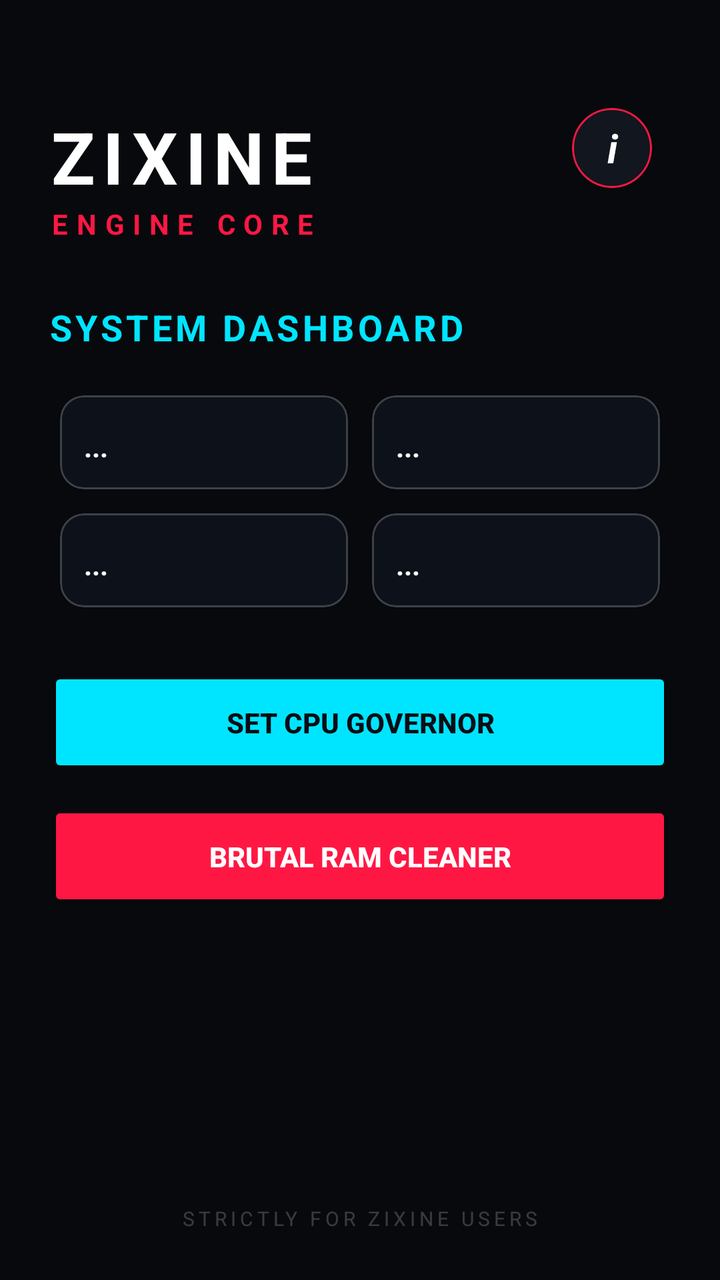
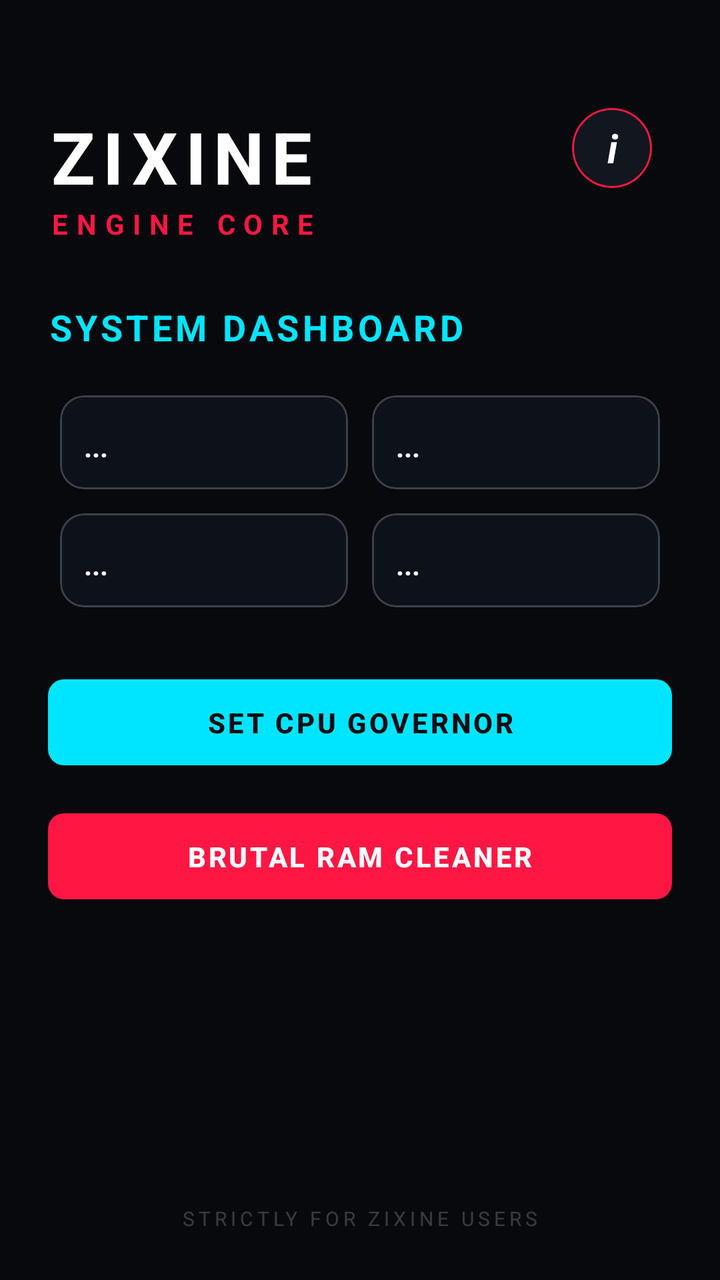

Compare the two renders of this Android layout. The source of the first and the diff that turns it into the second are given below.
<!-- AndroidManifest.xml: application theme Theme.MaterialComponents.DayNight.NoActionBar -->
<!-- res/layout/activity_main.xml -->
<?xml version="1.0" encoding="utf-8"?>
<RelativeLayout xmlns:android="http://schemas.android.com/apk/res/android"
    xmlns:app="http://schemas.android.com/apk/res-auto"
    android:layout_width="match_parent"
    android:layout_height="match_parent"
    android:background="#07090D"
    android:padding="24dp">

    <com.google.android.material.card.MaterialCardView
        android:id="@+id/btn_info"
        android:layout_width="40dp"
        android:layout_height="40dp"
        android:layout_alignParentTop="true"
        android:layout_alignParentEnd="true"
        android:layout_marginTop="30dp"
        android:layout_marginEnd="10dp"
        android:clickable="true"
        android:focusable="true"
        app:cardBackgroundColor="#12161F"
        app:cardCornerRadius="20dp"
        app:strokeColor="#FF1744"
        app:strokeWidth="1dp">
        <TextView
            android:layout_width="match_parent"
            android:layout_height="match_parent"
            android:text="i"
            android:textColor="#FFFFFF"
            android:textSize="20sp"
            android:textStyle="bold|italic"
            android:gravity="center"/>
    </com.google.android.material.card.MaterialCardView>

    <LinearLayout
        android:id="@+id/header"
        android:layout_width="wrap_content"
        android:layout_height="wrap_content"
        android:orientation="vertical"
        android:layout_marginTop="30dp">
        <TextView
            android:layout_width="wrap_content"
            android:layout_height="wrap_content"
            android:text="ZIXINE"
            android:textColor="#FFFFFF"
            android:textSize="36sp"
            android:textStyle="bold"
            android:letterSpacing="0.1"/>
        <TextView
            android:layout_width="wrap_content"
            android:layout_height="wrap_content"
            android:text="ENGINE CORE"
            android:textColor="#FF1744"
            android:textSize="14sp"
            android:textStyle="bold"
            android:letterSpacing="0.3"/>
    </LinearLayout>

    <com.google.android.material.card.MaterialCardView
        android:id="@+id/layout_locked"
        android:layout_width="match_parent"
        android:layout_height="wrap_content"
        android:layout_centerInParent="true"
        app:cardBackgroundColor="#0D111A"
        app:cardCornerRadius="16dp"
        app:strokeColor="#33FF1744"
        app:strokeWidth="1dp"
        android:visibility="gone">

        <LinearLayout
            android:layout_width="match_parent"
            android:layout_height="wrap_content"
            android:orientation="vertical"
            android:padding="24dp">

            <TextView
                android:layout_width="match_parent"
                android:layout_height="wrap_content"
                android:text="RESTRICTED AREA"
                android:textColor="#FF1744"
                android:textSize="16sp"
                android:textStyle="bold"
                android:gravity="center"
                android:letterSpacing="0.2"/>

            <EditText
                android:id="@+id/input_code"
                android:layout_width="match_parent"
                android:layout_height="50dp"
                android:layout_marginTop="20dp"
                android:hint="Enter Passkey"
                android:textColorHint="#44FFFFFF"
                android:textColor="#FFFFFF"
                android:inputType="numberPassword"
                android:gravity="center"
                android:backgroundTint="#FF1744"
                android:textSize="18sp"
                android:letterSpacing="0.3"/>
                
            <Button
                android:id="@+id/btn_unlock"
                android:layout_width="match_parent"
                android:layout_height="55dp"
                android:layout_marginTop="20dp"
                android:text="BYPASS SECURITY"
                android:textColor="#FFFFFF"
                android:textStyle="bold"
                android:backgroundTint="#FF1744"
                app:cornerRadius="8dp"/>
        </LinearLayout>
    </com.google.android.material.card.MaterialCardView>

    <LinearLayout
        android:id="@+id/layout_verified"
        android:layout_width="match_parent"
        android:layout_height="match_parent"
        android:layout_below="@id/header"
        android:layout_marginTop="30dp"
        android:orientation="vertical"
        android:visibility="visible">

        <TextView
            android:layout_width="wrap_content"
            android:layout_height="wrap_content"
            android:text="SYSTEM DASHBOARD"
            android:textColor="#00E5FF"
            android:textSize="18sp"
            android:textStyle="bold"
            android:letterSpacing="0.1"
            android:layout_marginBottom="16dp"/>

        <GridLayout
            android:layout_width="match_parent"
            android:layout_height="wrap_content"
            android:columnCount="2"
            android:rowCount="2"
            android:layout_marginBottom="24dp">

            <com.google.android.material.card.MaterialCardView
                android:layout_width="0dp"
                android:layout_height="wrap_content"
                android:layout_columnWeight="1"
                android:layout_margin="6dp"
                app:cardBackgroundColor="#0D111A"
                app:cardCornerRadius="12dp"
                app:strokeColor="#33FFFFFF"
                app:strokeWidth="1dp">
                <LinearLayout
                    android:layout_width="match_parent"
                    android:layout_height="wrap_content"
                    android:orientation="vertical"
                    android:padding="12dp">
                    <TextView android:text="RAM USAGE" android:textColor="#88FFFFFF" android:textSize="10sp" android:textStyle="bold"/>
                    <TextView android:id="@+id/tv_ram" android:layout_width="wrap_content" android:layout_height="wrap_content" android:text="..." android:textColor="#FFFFFF" android:textSize="14sp" android:layout_marginTop="4dp" android:textStyle="bold"/>
                </LinearLayout>
            </com.google.android.material.card.MaterialCardView>

            <com.google.android.material.card.MaterialCardView
                android:layout_width="0dp"
                android:layout_height="wrap_content"
                android:layout_columnWeight="1"
                android:layout_margin="6dp"
                app:cardBackgroundColor="#0D111A"
                app:cardCornerRadius="12dp"
                app:strokeColor="#33FFFFFF"
                app:strokeWidth="1dp">
                <LinearLayout
                    android:layout_width="match_parent"
                    android:layout_height="wrap_content"
                    android:orientation="vertical"
                    android:padding="12dp">
                    <TextView android:text="ZRAM (SWAP)" android:textColor="#88FFFFFF" android:textSize="10sp" android:textStyle="bold"/>
                    <TextView android:id="@+id/tv_zram" android:layout_width="wrap_content" android:layout_height="wrap_content" android:text="..." android:textColor="#FFFFFF" android:textSize="14sp" android:layout_marginTop="4dp" android:textStyle="bold"/>
                </LinearLayout>
            </com.google.android.material.card.MaterialCardView>

            <com.google.android.material.card.MaterialCardView
                android:layout_width="0dp"
                android:layout_height="wrap_content"
                android:layout_columnWeight="1"
                android:layout_margin="6dp"
                app:cardBackgroundColor="#0D111A"
                app:cardCornerRadius="12dp"
                app:strokeColor="#33FFFFFF"
                app:strokeWidth="1dp">
                <LinearLayout
                    android:layout_width="match_parent"
                    android:layout_height="wrap_content"
                    android:orientation="vertical"
                    android:padding="12dp">
                    <TextView android:text="CPU GOVERNOR" android:textColor="#88FFFFFF" android:textSize="10sp" android:textStyle="bold"/>
                    <TextView android:id="@+id/tv_cpu" android:layout_width="wrap_content" android:layout_height="wrap_content" android:text="..." android:textColor="#FFFFFF" android:textSize="14sp" android:layout_marginTop="4dp" android:textStyle="bold"/>
                </LinearLayout>
            </com.google.android.material.card.MaterialCardView>

            <com.google.android.material.card.MaterialCardView
                android:layout_width="0dp"
                android:layout_height="wrap_content"
                android:layout_columnWeight="1"
                android:layout_margin="6dp"
                app:cardBackgroundColor="#0D111A"
                app:cardCornerRadius="12dp"
                app:strokeColor="#33FFFFFF"
                app:strokeWidth="1dp">
                <LinearLayout
                    android:layout_width="match_parent"
                    android:layout_height="wrap_content"
                    android:orientation="vertical"
                    android:padding="12dp">
                    <TextView android:text="BATERAI" android:textColor="#88FFFFFF" android:textSize="10sp" android:textStyle="bold"/>
                    <TextView android:id="@+id/tv_battery" android:layout_width="wrap_content" android:layout_height="wrap_content" android:text="..." android:textColor="#FFFFFF" android:textSize="14sp" android:layout_marginTop="4dp" android:textStyle="bold"/>
                </LinearLayout>
            </com.google.android.material.card.MaterialCardView>
        </GridLayout>

        <LinearLayout
            android:layout_width="match_parent"
            android:layout_height="wrap_content"
            android:orientation="vertical">

            <Button
                android:id="@+id/btn_cpu_gov"
                android:layout_width="match_parent"
                android:layout_height="55dp"
                android:text="SET CPU GOVERNOR"
                android:textColor="#090C15"
                android:textStyle="bold"
                android:backgroundTint="#00E5FF"
                app:cornerRadius="8dp"
                android:layout_marginBottom="12dp"/>

            <Button
                android:id="@+id/btn_clean_ram"
                android:layout_width="match_parent"
                android:layout_height="55dp"
                android:text="BRUTAL RAM CLEANER"
                android:textColor="#FFFFFF"
                android:textStyle="bold"
                android:backgroundTint="#FF1744"
                app:cornerRadius="8dp" />
        </LinearLayout>
    </LinearLayout>

    <TextView
        android:layout_width="match_parent"
        android:layout_height="wrap_content"
        android:layout_alignParentBottom="true"
        android:text="STRICTLY FOR ZIXINE USERS"
        android:textColor="#33FFFFFF"
        android:textSize="10sp"
        android:gravity="center"
        android:letterSpacing="0.2"/>

</RelativeLayout>
<!-- resources referenced by this layout -->
<resources>

</resources>

<!-- the commit's change to res/layout/activity_main.xml (unified diff, before → after) -->
@@ -95,7 +95,7 @@
                 android:textSize="18sp"
                 android:letterSpacing="0.3"/>
                 
-            <Button
+            <com.google.android.material.button.MaterialButton
                 android:id="@+id/btn_unlock"
                 android:layout_width="match_parent"
                 android:layout_height="55dp"
@@ -103,7 +103,7 @@
                 android:text="BYPASS SECURITY"
                 android:textColor="#FFFFFF"
                 android:textStyle="bold"
-                android:backgroundTint="#FF1744"
+                app:backgroundTint="#FF1744"
                 app:cornerRadius="8dp"/>
         </LinearLayout>
     </com.google.android.material.card.MaterialCardView>
@@ -127,114 +127,125 @@
             android:letterSpacing="0.1"
             android:layout_marginBottom="16dp"/>
 
-        <GridLayout
-            android:layout_width="match_parent"
-            android:layout_height="wrap_content"
-            android:columnCount="2"
-            android:rowCount="2"
+        <LinearLayout
+            android:layout_width="match_parent"
+            android:layout_height="wrap_content"
+            android:orientation="vertical"
             android:layout_marginBottom="24dp">
 
-            <com.google.android.material.card.MaterialCardView
-                android:layout_width="0dp"
+            <LinearLayout
+                android:layout_width="match_parent"
                 android:layout_height="wrap_content"
-                android:layout_columnWeight="1"
-                android:layout_margin="6dp"
-                app:cardBackgroundColor="#0D111A"
-                app:cardCornerRadius="12dp"
-                app:strokeColor="#33FFFFFF"
-                app:strokeWidth="1dp">
-                <LinearLayout
-                    android:layout_width="match_parent"
-                    android:layout_height="wrap_content"
-                    android:orientation="vertical"
-                    android:padding="12dp">
-                    <TextView android:text="RAM USAGE" android:textColor="#88FFFFFF" android:textSize="10sp" android:textStyle="bold"/>
-                    <TextView android:id="@+id/tv_ram" android:layout_width="wrap_content" android:layout_height="wrap_content" android:text="..." android:textColor="#FFFFFF" android:textSize="14sp" android:layout_marginTop="4dp" android:textStyle="bold"/>
-                </LinearLayout>
-            </com.google.android.material.card.MaterialCardView>
-
-            <com.google.android.material.card.MaterialCardView
-                android:layout_width="0dp"
+                android:orientation="horizontal">
+
+                <com.google.android.material.card.MaterialCardView
+                    android:layout_width="0dp"
+                    android:layout_height="wrap_content"
+                    android:layout_weight="1"
+                    android:layout_margin="6dp"
+                    app:cardBackgroundColor="#0D111A"
+                    app:cardCornerRadius="12dp"
+                    app:strokeColor="#33FFFFFF"
+                    app:strokeWidth="1dp">
+                    <LinearLayout
+                        android:layout_width="match_parent"
+                        android:layout_height="wrap_content"
+                        android:orientation="vertical"
+                        android:padding="12dp">
+                        <TextView android:text="RAM USAGE" android:textColor="#88FFFFFF" android:textSize="10sp" android:textStyle="bold"/>
+                        <TextView android:id="@+id/tv_ram" android:layout_width="wrap_content" android:layout_height="wrap_content" android:text="..." android:textColor="#FFFFFF" android:textSize="14sp" android:layout_marginTop="4dp" android:textStyle="bold"/>
+                    </LinearLayout>
+                </com.google.android.material.card.MaterialCardView>
+
+                <com.google.android.material.card.MaterialCardView
+                    android:layout_width="0dp"
+                    android:layout_height="wrap_content"
+                    android:layout_weight="1"
+                    android:layout_margin="6dp"
+                    app:cardBackgroundColor="#0D111A"
+                    app:cardCornerRadius="12dp"
+                    app:strokeColor="#33FFFFFF"
+                    app:strokeWidth="1dp">
+                    <LinearLayout
+                        android:layout_width="match_parent"
+                        android:layout_height="wrap_content"
+                        android:orientation="vertical"
+                        android:padding="12dp">
+                        <TextView android:text="ZRAM (SWAP)" android:textColor="#88FFFFFF" android:textSize="10sp" android:textStyle="bold"/>
+                        <TextView android:id="@+id/tv_zram" android:layout_width="wrap_content" android:layout_height="wrap_content" android:text="..." android:textColor="#FFFFFF" android:textSize="14sp" android:layout_marginTop="4dp" android:textStyle="bold"/>
+                    </LinearLayout>
+                </com.google.android.material.card.MaterialCardView>
+            </LinearLayout>
+
+            <LinearLayout
+                android:layout_width="match_parent"
                 android:layout_height="wrap_content"
-                android:layout_columnWeight="1"
-                android:layout_margin="6dp"
-                app:cardBackgroundColor="#0D111A"
-                app:cardCornerRadius="12dp"
-                app:strokeColor="#33FFFFFF"
-                app:strokeWidth="1dp">
-                <LinearLayout
-                    android:layout_width="match_parent"
-                    android:layout_height="wrap_content"
-                    android:orientation="vertical"
-                    android:padding="12dp">
-                    <TextView android:text="ZRAM (SWAP)" android:textColor="#88FFFFFF" android:textSize="10sp" android:textStyle="bold"/>
-                    <TextView android:id="@+id/tv_zram" android:layout_width="wrap_content" android:layout_height="wrap_content" android:text="..." android:textColor="#FFFFFF" android:textSize="14sp" android:layout_marginTop="4dp" android:textStyle="bold"/>
-                </LinearLayout>
-            </com.google.android.material.card.MaterialCardView>
-
-            <com.google.android.material.card.MaterialCardView
-                android:layout_width="0dp"
-                android:layout_height="wrap_content"
-                android:layout_columnWeight="1"
-                android:layout_margin="6dp"
-                app:cardBackgroundColor="#0D111A"
-                app:cardCornerRadius="12dp"
-                app:strokeColor="#33FFFFFF"
-                app:strokeWidth="1dp">
-                <LinearLayout
-                    android:layout_width="match_parent"
-                    android:layout_height="wrap_content"
-                    android:orientation="vertical"
-                    android:padding="12dp">
-                    <TextView android:text="CPU GOVERNOR" android:textColor="#88FFFFFF" android:textSize="10sp" android:textStyle="bold"/>
-                    <TextView android:id="@+id/tv_cpu" android:layout_width="wrap_content" android:layout_height="wrap_content" android:text="..." android:textColor="#FFFFFF" android:textSize="14sp" android:layout_marginTop="4dp" android:textStyle="bold"/>
-                </LinearLayout>
-            </com.google.android.material.card.MaterialCardView>
-
-            <com.google.android.material.card.MaterialCardView
-                android:layout_width="0dp"
-                android:layout_height="wrap_content"
-                android:layout_columnWeight="1"
-                android:layout_margin="6dp"
-                app:cardBackgroundColor="#0D111A"
-                app:cardCornerRadius="12dp"
-                app:strokeColor="#33FFFFFF"
-                app:strokeWidth="1dp">
-                <LinearLayout
-                    android:layout_width="match_parent"
-                    android:layout_height="wrap_content"
-                    android:orientation="vertical"
-                    android:padding="12dp">
-                    <TextView android:text="BATERAI" android:textColor="#88FFFFFF" android:textSize="10sp" android:textStyle="bold"/>
-                    <TextView android:id="@+id/tv_battery" android:layout_width="wrap_content" android:layout_height="wrap_content" android:text="..." android:textColor="#FFFFFF" android:textSize="14sp" android:layout_marginTop="4dp" android:textStyle="bold"/>
-                </LinearLayout>
-            </com.google.android.material.card.MaterialCardView>
-        </GridLayout>
+                android:orientation="horizontal">
+
+                <com.google.android.material.card.MaterialCardView
+                    android:layout_width="0dp"
+                    android:layout_height="wrap_content"
+                    android:layout_weight="1"
+                    android:layout_margin="6dp"
+                    app:cardBackgroundColor="#0D111A"
+                    app:cardCornerRadius="12dp"
+                    app:strokeColor="#33FFFFFF"
+                    app:strokeWidth="1dp">
+                    <LinearLayout
+                        android:layout_width="match_parent"
+                        android:layout_height="wrap_content"
+                        android:orientation="vertical"
+                        android:padding="12dp">
+                        <TextView android:text="CPU GOVERNOR" android:textColor="#88FFFFFF" android:textSize="10sp" android:textStyle="bold"/>
+                        <TextView android:id="@+id/tv_cpu" android:layout_width="wrap_content" android:layout_height="wrap_content" android:text="..." android:textColor="#FFFFFF" android:textSize="14sp" android:layout_marginTop="4dp" android:textStyle="bold"/>
+                    </LinearLayout>
+                </com.google.android.material.card.MaterialCardView>
+
+                <com.google.android.material.card.MaterialCardView
+                    android:layout_width="0dp"
+                    android:layout_height="wrap_content"
+                    android:layout_weight="1"
+                    android:layout_margin="6dp"
+                    app:cardBackgroundColor="#0D111A"
+                    app:cardCornerRadius="12dp"
+                    app:strokeColor="#33FFFFFF"
+                    app:strokeWidth="1dp">
+                    <LinearLayout
+                        android:layout_width="match_parent"
+                        android:layout_height="wrap_content"
+                        android:orientation="vertical"
+                        android:padding="12dp">
+                        <TextView android:text="BATERAI" android:textColor="#88FFFFFF" android:textSize="10sp" android:textStyle="bold"/>
+                        <TextView android:id="@+id/tv_battery" android:layout_width="wrap_content" android:layout_height="wrap_content" android:text="..." android:textColor="#FFFFFF" android:textSize="14sp" android:layout_marginTop="4dp" android:textStyle="bold"/>
+                    </LinearLayout>
+                </com.google.android.material.card.MaterialCardView>
+            </LinearLayout>
+        </LinearLayout>
 
         <LinearLayout
             android:layout_width="match_parent"
             android:layout_height="wrap_content"
             android:orientation="vertical">
 
-            <Button
+            <com.google.android.material.button.MaterialButton
                 android:id="@+id/btn_cpu_gov"
                 android:layout_width="match_parent"
                 android:layout_height="55dp"
                 android:text="SET CPU GOVERNOR"
                 android:textColor="#090C15"
                 android:textStyle="bold"
-                android:backgroundTint="#00E5FF"
+                app:backgroundTint="#00E5FF"
                 app:cornerRadius="8dp"
                 android:layout_marginBottom="12dp"/>
 
-            <Button
+            <com.google.android.material.button.MaterialButton
                 android:id="@+id/btn_clean_ram"
                 android:layout_width="match_parent"
                 android:layout_height="55dp"
                 android:text="BRUTAL RAM CLEANER"
                 android:textColor="#FFFFFF"
                 android:textStyle="bold"
-                android:backgroundTint="#FF1744"
+                app:backgroundTint="#FF1744"
                 app:cornerRadius="8dp" />
         </LinearLayout>
     </LinearLayout>
